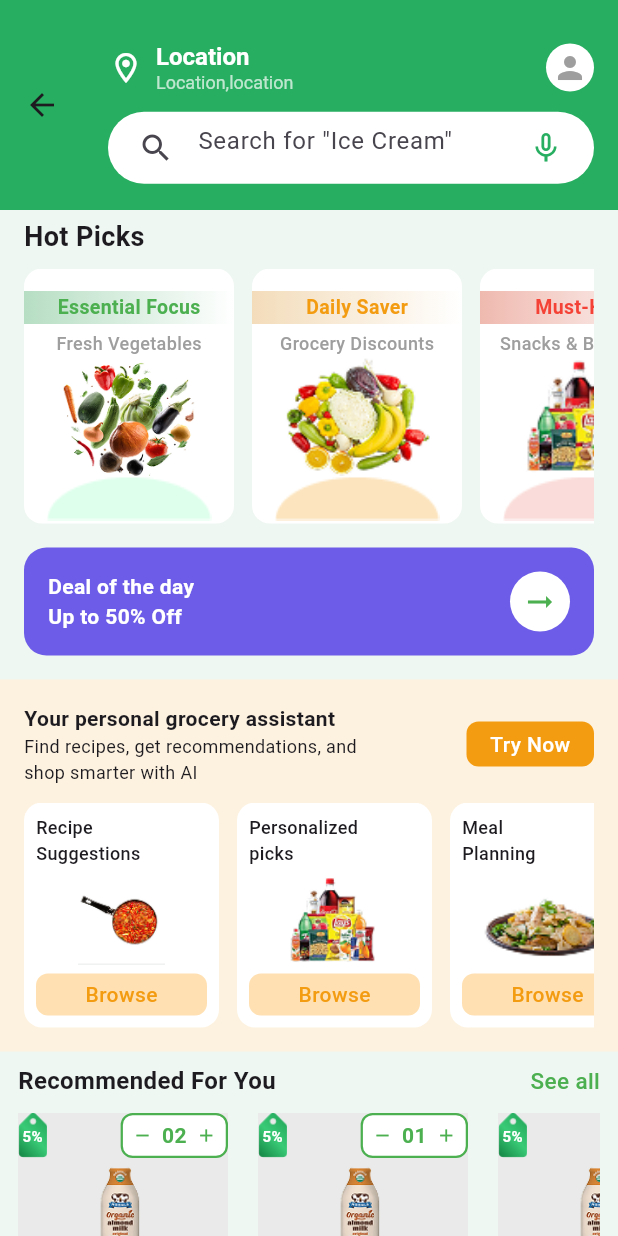
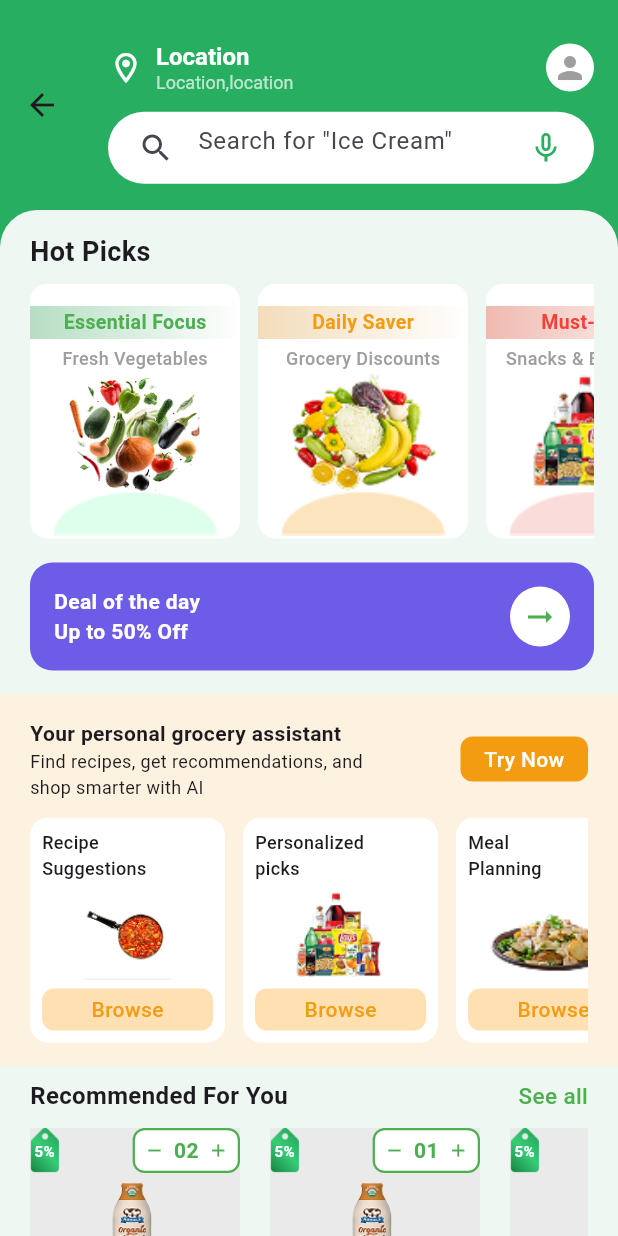
Before and after one commit to pokaktechnologies/supermarket-cust-fe, a Flutter app: the HomePage screen opened directly, after a tap on the "add" icon, on a phone screen of 412 x 824 dp. Run offline on Flutter 3.47's test engine with Material 3 defaults, Android fonts, the phone set to English and light mode, and no system bars; our stand-ins replace carousel_slider.

Commit message:
home page completed

```diff
--- a/lib/core/themes/app_colors.dart
+++ b/lib/core/themes/app_colors.dart
@@ -28,5 +28,6 @@ class AppColors {
   static const buttonBrown = Color(0xFFF39C12);
   static const lightBrown = Color(0xFFFDF2DF);
   static const lightGreenContainer = Color(0xFFEAFFF3);
+  static const lightOrange = Color(0xFFE74C3C);
 
 }
--- a/lib/views/home/flashsale_screen.dart
+++ b/lib/views/home/flashsale_screen.dart
@@ -1,6 +1,8 @@
 import 'package:flutter/material.dart';
 import 'package:supermarket_customer_fe/core/themes/app_assets.dart';
 import 'package:supermarket_customer_fe/core/themes/app_colors.dart';
+import 'package:supermarket_customer_fe/core/utils/navigations.dart';
+import 'package:supermarket_customer_fe/views/product/product_page.dart';
 
 class FlashsaleScreen extends StatelessWidget {
   const FlashsaleScreen({super.key});
@@ -13,8 +15,8 @@ class FlashsaleScreen extends StatelessWidget {
       color: AppColors.lightGreenContainer,
       child: Padding(
         padding: const EdgeInsets.only(
-          left: 12,
-          right: 12,
+          left: 20,
+          right: 20,
           top: 8.0,
           bottom: 8.0,
         ),
@@ -85,7 +87,11 @@ class _SingleProductState extends State<SingleProduct> {
 
   @override
   Widget build(BuildContext context) {
-    return SizedBox(
+    return InkWell(
+      onTap: () {
+        pushNavigation(context, ProductPage());
+      },
+      child: SizedBox(
         width: 150,
         child: Container(
           margin: const EdgeInsets.only(right: 10),
@@ -207,7 +213,10 @@ class _SingleProductState extends State<SingleProduct> {
               ),
 
               Padding(
-              padding: const EdgeInsets.symmetric(horizontal: 10, vertical: 8),
+                padding: const EdgeInsets.symmetric(
+                  horizontal: 10,
+                  vertical: 8,
+                ),
                 child: Column(
                   crossAxisAlignment: CrossAxisAlignment.start,
                   children: [
@@ -224,7 +233,10 @@ class _SingleProductState extends State<SingleProduct> {
                           children: [
                             Text(
                               "200g",
-                            style: TextStyle(color: Colors.grey, fontSize: 12),
+                              style: TextStyle(
+                                color: Colors.grey,
+                                fontSize: 12,
+                              ),
                             ),
                             SizedBox(width: 4),
                             Icon(
@@ -263,6 +275,7 @@ class _SingleProductState extends State<SingleProduct> {
             ],
           ),
         ),
+      ),
     );
   }
 }
--- a/lib/views/home/homeMainScreen.dart
+++ b/lib/views/home/homeMainScreen.dart
@@ -2,7 +2,7 @@ import 'package:flutter/material.dart';
 import 'package:supermarket_customer_fe/views/ai/ai_screen.dart';
 import 'package:supermarket_customer_fe/views/category/category.dart';
 import 'package:supermarket_customer_fe/views/home/homePage.dart';
-import 'package:supermarket_customer_fe/views/offerPage.dart';
+import 'package:supermarket_customer_fe/views/offer/offerpage.dart';
 import 'package:supermarket_customer_fe/views/re-order/re-order.dart';
 import 'package:supermarket_customer_fe/widgets/bottom_bar.dart';
 
--- a/lib/views/home/homePage.dart
+++ b/lib/views/home/homePage.dart
@@ -8,8 +8,6 @@ import 'package:supermarket_customer_fe/views/home/hot_pic_item.dart';
 import 'package:supermarket_customer_fe/views/home/recomented_container.dart';
 import 'package:supermarket_customer_fe/views/home/shop_by_category.dart';
 import 'package:supermarket_customer_fe/views/home/top_brands.dart';
-import 'package:supermarket_customer_fe/views/order/order_tracking.dart';
-import 'package:supermarket_customer_fe/views/product/product_page.dart';
 import 'package:supermarket_customer_fe/views/profile/profile_page.dart';
 
 class HomePage extends StatelessWidget {
@@ -18,7 +16,7 @@ class HomePage extends StatelessWidget {
   @override
   Widget build(BuildContext context) {
     return Scaffold(
-      backgroundColor: const Color(0xFFEFF7F2),
+      backgroundColor: const Color(0xFF27AE60),
       appBar: AppBar(
         backgroundColor: const Color(0xFF27AE60),
         elevation: 0,
@@ -29,15 +27,7 @@ class HomePage extends StatelessWidget {
             const SizedBox(height: 10),
             Row(
               children: [
-                InkWell(
-                  onTap: () {
-                    pushNavigation(context, ProductPage());
-                  },
-                  child: const Icon(
-                    Icons.location_on_outlined,
-                    color: Colors.white,
-                  ),
-                ),
+                const Icon(Icons.location_on_outlined, color: Colors.white),
                 const SizedBox(width: 8),
                 const Column(
                   crossAxisAlignment: CrossAxisAlignment.start,
@@ -92,19 +82,30 @@ class HomePage extends StatelessWidget {
       body: SafeArea(
         child: Stack(
           children: [
-            ListView(
+            Container(
+              decoration: BoxDecoration(
+                color: const Color(0xFFEFF7F2),
+                borderRadius: BorderRadius.only(
+                  topLeft: Radius.circular(25),
+                  topRight: Radius.circular(25),
+                ),
+              ),
+              child: ListView(
                 children: [
-                SizedBox(height: 5),
+                  SizedBox(height: 15),
                   Padding(
-                  padding: const EdgeInsets.only(left: 16, right: 16),
+                    padding: const EdgeInsets.only(left: 20, right: 16),
                     child: const Text(
                       'Hot Picks',
-                    style: TextStyle(fontSize: 18, fontWeight: FontWeight.bold),
+                      style: TextStyle(
+                        fontSize: 18,
+                        fontWeight: FontWeight.bold,
+                      ),
                     ),
                   ),
                   const SizedBox(height: 8),
                   Padding(
-                  padding: const EdgeInsets.only(left: 16, right: 16),
+                    padding: const EdgeInsets.only(left: 20, right: 16),
                     child: SizedBox(
                       height: 170,
                       child: ListView(
@@ -140,7 +141,7 @@ class HomePage extends StatelessWidget {
                   ),
                   const SizedBox(height: 16),
                   Padding(
-                  padding: const EdgeInsets.only(left: 16, right: 16),
+                    padding: const EdgeInsets.only(left: 20, right: 16),
                     child: Container(
                       padding: const EdgeInsets.all(16),
                       decoration: BoxDecoration(
@@ -177,7 +178,7 @@ class HomePage extends StatelessWidget {
                   ),
                   const SizedBox(height: 16),
                   Container(
-                  padding: const EdgeInsets.all(16),
+                    padding: const EdgeInsets.symmetric(horizontal: 20, vertical: 16),
                     decoration: BoxDecoration(color: AppColors.lightBrown),
                     child: Column(
                       crossAxisAlignment: CrossAxisAlignment.start,
@@ -256,6 +257,7 @@ class HomePage extends StatelessWidget {
                   SizedBox(height: 10),
                 ],
               ),
+            ),
           ],
         ),
       ),
--- a/lib/views/home/recomented_container.dart
+++ b/lib/views/home/recomented_container.dart
@@ -1,6 +1,8 @@
 import 'package:flutter/material.dart';
 import 'package:supermarket_customer_fe/core/themes/app_assets.dart';
 import 'package:supermarket_customer_fe/core/themes/app_colors.dart';
+import 'package:supermarket_customer_fe/core/utils/navigations.dart';
+import 'package:supermarket_customer_fe/views/product/product_page.dart';
 
 class RecomentedContainer extends StatelessWidget {
   const RecomentedContainer({super.key});
@@ -8,7 +10,7 @@ class RecomentedContainer extends StatelessWidget {
   @override
   Widget build(BuildContext context) {
     return Padding(
-      padding: const EdgeInsets.symmetric(horizontal: 12.0, vertical: 8.0),
+      padding: const EdgeInsets.symmetric(horizontal: 20, vertical: 8.0),
       child: SingleChildScrollView(
         child: Column(
           crossAxisAlignment: CrossAxisAlignment.start,
@@ -79,7 +81,11 @@ class _SingleProductState extends State<SingleProduct> {
 
   @override
   Widget build(BuildContext context) {
-    return SizedBox(
+    return InkWell(
+      onTap: () {
+        pushNavigation(context, ProductPage());
+      },
+      child: SizedBox(
         width: 150,
         child: Container(
           margin: const EdgeInsets.only(right: 10),
@@ -201,7 +207,10 @@ class _SingleProductState extends State<SingleProduct> {
               ),
 
               Padding(
-              padding: const EdgeInsets.symmetric(horizontal: 10, vertical: 8),
+                padding: const EdgeInsets.symmetric(
+                  horizontal: 10,
+                  vertical: 8,
+                ),
                 child: Column(
                   crossAxisAlignment: CrossAxisAlignment.start,
                   children: [
@@ -218,7 +227,10 @@ class _SingleProductState extends State<SingleProduct> {
                           children: [
                             Text(
                               "200g",
-                            style: TextStyle(color: Colors.grey, fontSize: 12),
+                              style: TextStyle(
+                                color: Colors.grey,
+                                fontSize: 12,
+                              ),
                             ),
                             SizedBox(width: 4),
                             Icon(
@@ -257,6 +269,7 @@ class _SingleProductState extends State<SingleProduct> {
             ],
           ),
         ),
+      ),
     );
   }
 }
--- a/lib/views/home/shop_by_category.dart
+++ b/lib/views/home/shop_by_category.dart
@@ -15,7 +15,7 @@ class ShopByCategory extends StatelessWidget {
         crossAxisAlignment: CrossAxisAlignment.start,
         children: [
           Padding(
-            padding: const EdgeInsets.only(left: 12, top: 15),
+            padding: const EdgeInsets.only(left: 20, top: 15),
             child: Text(
               "Shop by Category",
               style: TextStyle(fontWeight: FontWeight.w500, fontSize: 18),
@@ -23,7 +23,7 @@ class ShopByCategory extends StatelessWidget {
           ),
 
           Padding(
-            padding: const EdgeInsets.only(left: 12, right: 12, top: 10),
+            padding: const EdgeInsets.only(left: 20, right: 20, top: 10),
             child: Row(
               mainAxisAlignment: MainAxisAlignment.spaceBetween,
               children: [
@@ -45,7 +45,7 @@ class ShopByCategory extends StatelessWidget {
           ),
 
           Padding(
-            padding: const EdgeInsets.only(left: 12, right: 12, top: 10),
+            padding: const EdgeInsets.only(left: 20, right: 20, top: 10),
             child: Row(
               mainAxisAlignment: MainAxisAlignment.spaceBetween,
               children: [
@@ -64,7 +64,7 @@ class ShopByCategory extends StatelessWidget {
           ),
 
           Padding(
-            padding: const EdgeInsets.only(left: 12, right: 12, top: 10),
+            padding: const EdgeInsets.only(left: 20, right: 20, top: 10),
             child: Row(
               children: [
                 SingleProduct(text: "Seasonal & Holiday", image: AppAssets.catImg9),
--- a/lib/views/home/top_brands.dart
+++ b/lib/views/home/top_brands.dart
@@ -16,7 +16,7 @@ class TopBrands extends StatelessWidget {
         crossAxisAlignment: CrossAxisAlignment.start,
         children: [
           Padding(
-            padding: const EdgeInsets.only(top: 10, left: 10),
+            padding: const EdgeInsets.only(top: 10, left: 20),
             child: Text(
               "Top Brands",
               style: TextStyle(fontWeight: FontWeight.w500, fontSize: 18),
@@ -24,7 +24,7 @@ class TopBrands extends StatelessWidget {
           ),
 
           Padding(
-            padding: const EdgeInsets.all(8.0),
+            padding: const EdgeInsets.symmetric(horizontal: 20, vertical: 8.0),
             child: Row(
               mainAxisAlignment: MainAxisAlignment.spaceBetween,
               children: [
@@ -51,8 +51,8 @@ class SingleBrand extends StatelessWidget {
     double screenWidth = MediaQuery.of(context).size.width;
     double screenHeight = MediaQuery.of(context).size.height;
     return Container(
-      height: screenHeight * 0.09,
-      width: screenWidth * 0.23,
+      height: screenHeight * 0.08,
+      width: screenWidth * 0.21,
       decoration: BoxDecoration(
         border: Border.all(color: AppColors.appbarColor),
         borderRadius: BorderRadius.circular(12),
--- a/pubspec.yaml
+++ b/pubspec.yaml
@@ -37,6 +37,7 @@ dependencies:
   provider: ^6.1.4
   intl: ^0.20.2
   badges: ^3.1.2
+  carousel_slider: ^5.0.0
 
 
 dev_dependencies:
```
Also changed, not shown: lib/views/offer/offerpage.dart (added, +155 -0 lines), pubspec.lock. Lines whose indentation alone changed are shown as unchanged.
